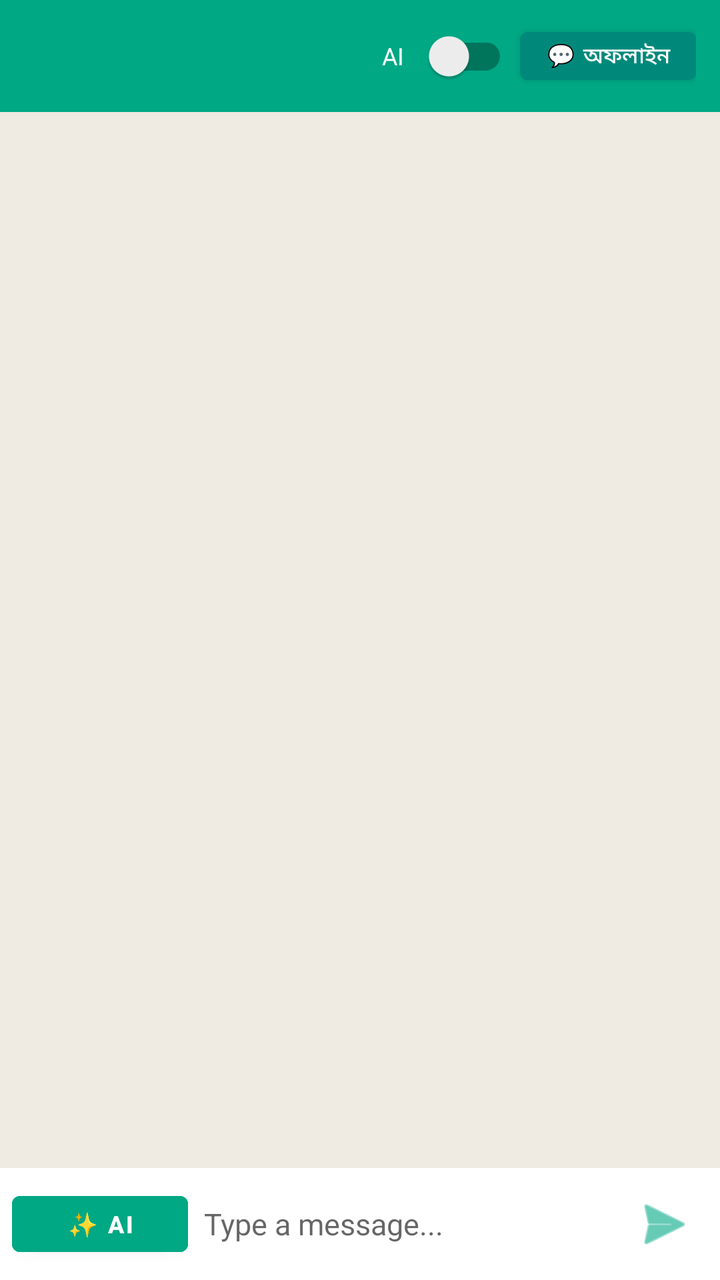
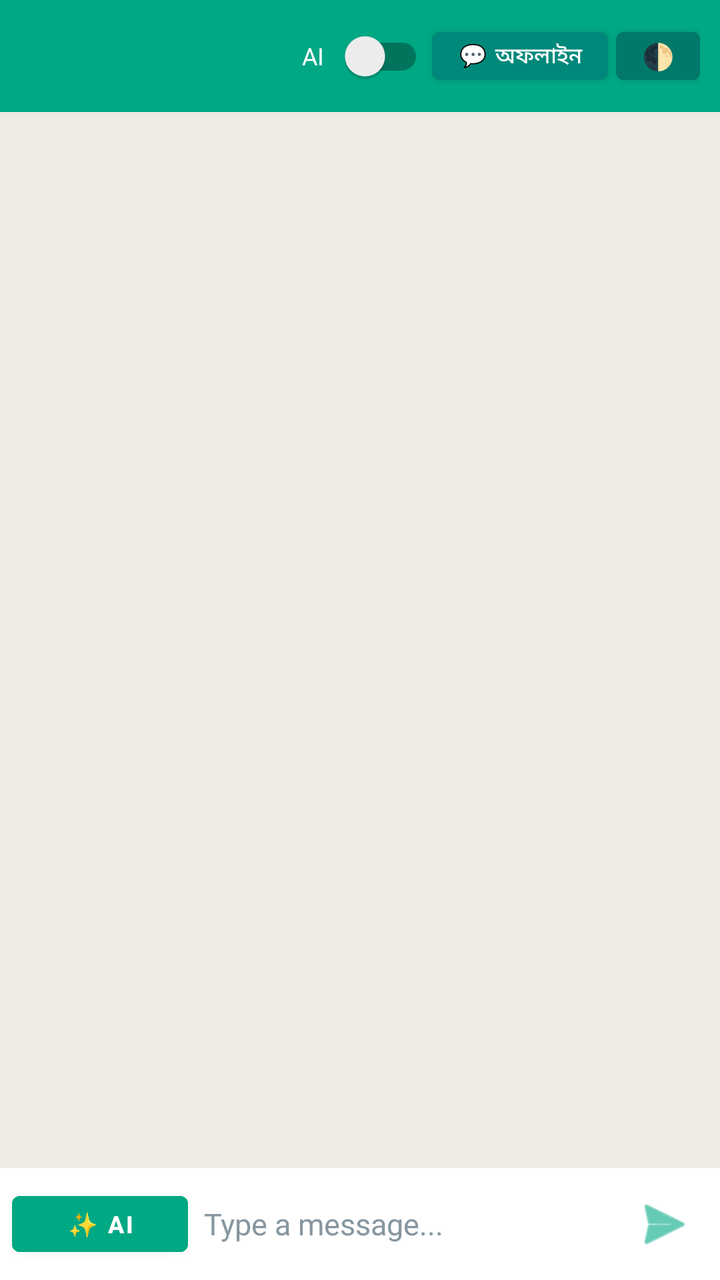

Compare the two renders of this Android layout. The source of the first and the diff that turns it into the second are given below.
<!-- AndroidManifest.xml: application theme Theme.MaterialComponents.DayNight.NoActionBar -->
<!-- res/layout/activity_chat.xml -->
<?xml version="1.0" encoding="utf-8"?>
<androidx.constraintlayout.widget.ConstraintLayout xmlns:android="http://schemas.android.com/apk/res/android"
    xmlns:app="http://schemas.android.com/apk/res-auto"
    android:layout_width="match_parent"
    android:layout_height="match_parent"
    android:background="#EFEAE2">

    
    <LinearLayout
        android:id="@+id/headerBar"
        android:layout_width="match_parent"
        android:layout_height="56dp"
        android:background="#00A884"
        android:gravity="center_vertical"
        android:orientation="horizontal"
        android:paddingHorizontal="12dp"
        app:layout_constraintTop_toTopOf="parent">

        <TextView
            android:id="@+id/tvChatTitle"
            android:layout_width="0dp"
            android:layout_height="wrap_content"
            android:layout_weight="1"
            android:ellipsize="end"
            android:maxLines="1"
            android:textColor="#FFFFFF"
            android:textSize="17sp"
            android:textStyle="bold" />

        
        <TextView
            android:layout_width="wrap_content"
            android:layout_height="wrap_content"
            android:text="AI"
            android:textColor="#FFFFFF"
            android:textSize="12sp"
            android:layout_marginEnd="4dp" />

        <androidx.appcompat.widget.SwitchCompat
            android:id="@+id/switchAutoReply"
            android:layout_width="wrap_content"
            android:layout_height="wrap_content" />

        
        <Button
            android:id="@+id/btnOfflineSettings"
            android:layout_width="wrap_content"
            android:layout_height="36dp"
            android:backgroundTint="#00897B"
            android:text="💬 অফলাইন"
            android:textColor="#FFFFFF"
            android:textSize="11sp"
            android:paddingHorizontal="8dp"
            android:layout_marginStart="6dp" />
    </LinearLayout>

    
    <androidx.recyclerview.widget.RecyclerView
        android:id="@+id/rvMessages"
        android:layout_width="match_parent"
        android:layout_height="0dp"
        android:clipToPadding="false"
        android:padding="8dp"
        app:layout_constraintBottom_toTopOf="@id/layoutSuggestions"
        app:layout_constraintTop_toBottomOf="@id/headerBar" />

    
    <HorizontalScrollView
        android:id="@+id/layoutSuggestions"
        android:layout_width="match_parent"
        android:layout_height="wrap_content"
        android:background="#E0E0E0"
        android:padding="6dp"
        android:scrollbars="none"
        android:visibility="gone"
        app:layout_constraintBottom_toTopOf="@id/layoutInputBar">

        <LinearLayout
            android:id="@+id/containerSuggestions"
            android:layout_width="wrap_content"
            android:layout_height="wrap_content"
            android:gravity="center_vertical"
            android:orientation="horizontal" />
    </HorizontalScrollView>

    
    <LinearLayout
        android:id="@+id/layoutInputBar"
        android:layout_width="match_parent"
        android:layout_height="wrap_content"
        android:background="#FFFFFF"
        android:gravity="center_vertical"
        android:orientation="horizontal"
        android:padding="6dp"
        app:layout_constraintBottom_toBottomOf="parent">

        <Button
            android:id="@+id/btnAiGenerate"
            android:layout_width="wrap_content"
            android:layout_height="40dp"
            android:backgroundTint="#00A884"
            android:text="✨ AI"
            android:textColor="#FFFFFF"
            android:textSize="12sp"
            android:textStyle="bold"
            android:paddingHorizontal="10dp" />

        <EditText
            android:id="@+id/etMessageInput"
            android:layout_width="0dp"
            android:layout_height="wrap_content"
            android:layout_weight="1"
            android:background="@android:color/transparent"
            android:hint="Type a message..."
            android:maxLines="4"
            android:padding="8dp"
            android:textSize="15sp" />

        <ImageButton
            android:id="@+id/btnSend"
            android:layout_width="44dp"
            android:layout_height="44dp"
            android:background="?attr/selectableItemBackgroundBorderless"
            android:src="@android:drawable/ic_menu_send"
            app:tint="#00A884" />
    </LinearLayout>

</androidx.constraintlayout.widget.ConstraintLayout>
<!-- resources referenced by this layout -->
<resources>

</resources>

<!-- the commit's change to res/layout/activity_chat.xml (unified diff, before → after) -->
@@ -1,6 +1,7 @@
 <?xml version="1.0" encoding="utf-8"?>
 <androidx.constraintlayout.widget.ConstraintLayout xmlns:android="http://schemas.android.com/apk/res/android"
     xmlns:app="http://schemas.android.com/apk/res-auto"
+    android:id="@+id/rootChatLayout"
     android:layout_width="match_parent"
     android:layout_height="match_parent"
     android:background="#EFEAE2">
@@ -13,7 +14,7 @@
         android:background="#00A884"
         android:gravity="center_vertical"
         android:orientation="horizontal"
-        android:paddingHorizontal="12dp"
+        android:paddingHorizontal="10dp"
         app:layout_constraintTop_toTopOf="parent">
 
         <TextView
@@ -24,7 +25,7 @@
             android:ellipsize="end"
             android:maxLines="1"
             android:textColor="#FFFFFF"
-            android:textSize="17sp"
+            android:textSize="16sp"
             android:textStyle="bold" />
 
         
@@ -34,7 +35,7 @@
             android:text="AI"
             android:textColor="#FFFFFF"
             android:textSize="12sp"
-            android:layout_marginEnd="4dp" />
+            android:layout_marginEnd="2dp" />
 
         <androidx.appcompat.widget.SwitchCompat
             android:id="@+id/switchAutoReply"
@@ -51,7 +52,19 @@
             android:textColor="#FFFFFF"
             android:textSize="11sp"
             android:paddingHorizontal="8dp"
-            android:layout_marginStart="6dp" />
+            android:layout_marginStart="4dp" />
+
+        
+        <Button
+            android:id="@+id/btnThemeToggle"
+            android:layout_width="42dp"
+            android:layout_height="36dp"
+            android:backgroundTint="#00796B"
+            android:text="🌓"
+            android:textColor="#FFFFFF"
+            android:textSize="13sp"
+            android:padding="0dp"
+            android:layout_marginStart="4dp" />
     </LinearLayout>
 
     
@@ -112,6 +125,8 @@
             android:layout_weight="1"
             android:background="@android:color/transparent"
             android:hint="Type a message..."
+            android:textColor="#111B21"
+            android:textColorHint="#8696A0"
             android:maxLines="4"
             android:padding="8dp"
             android:textSize="15sp" />
